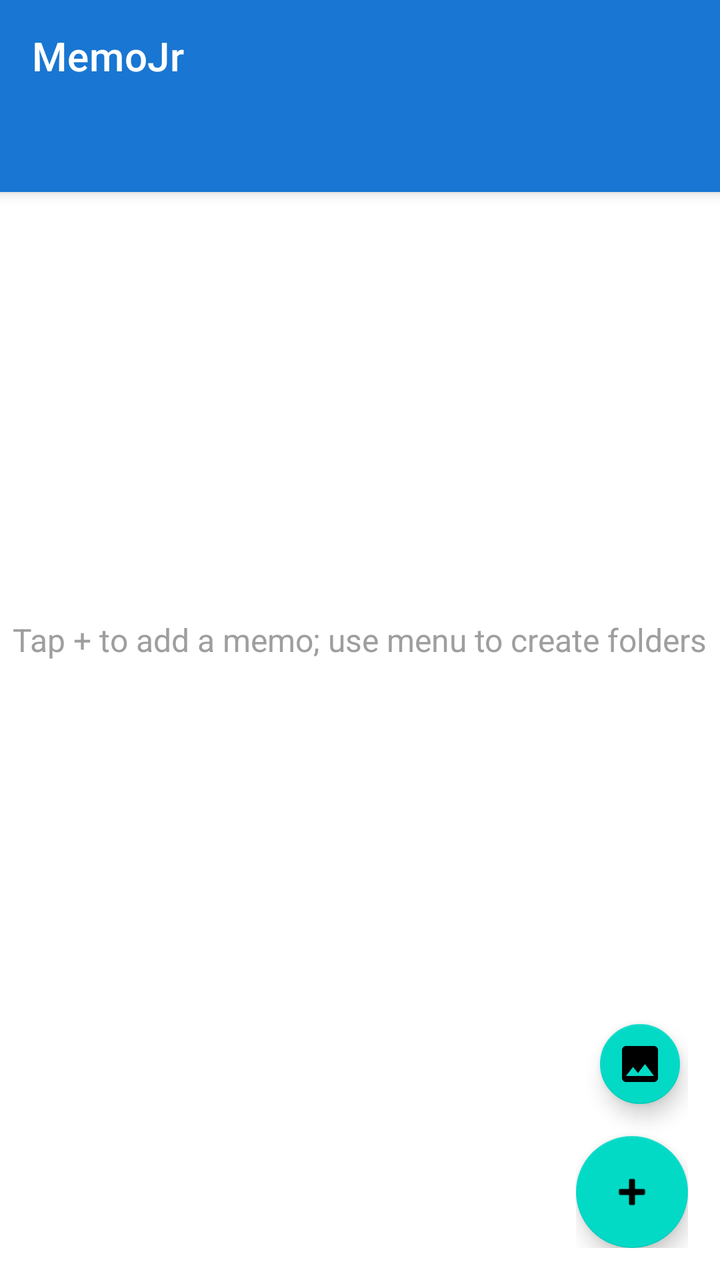
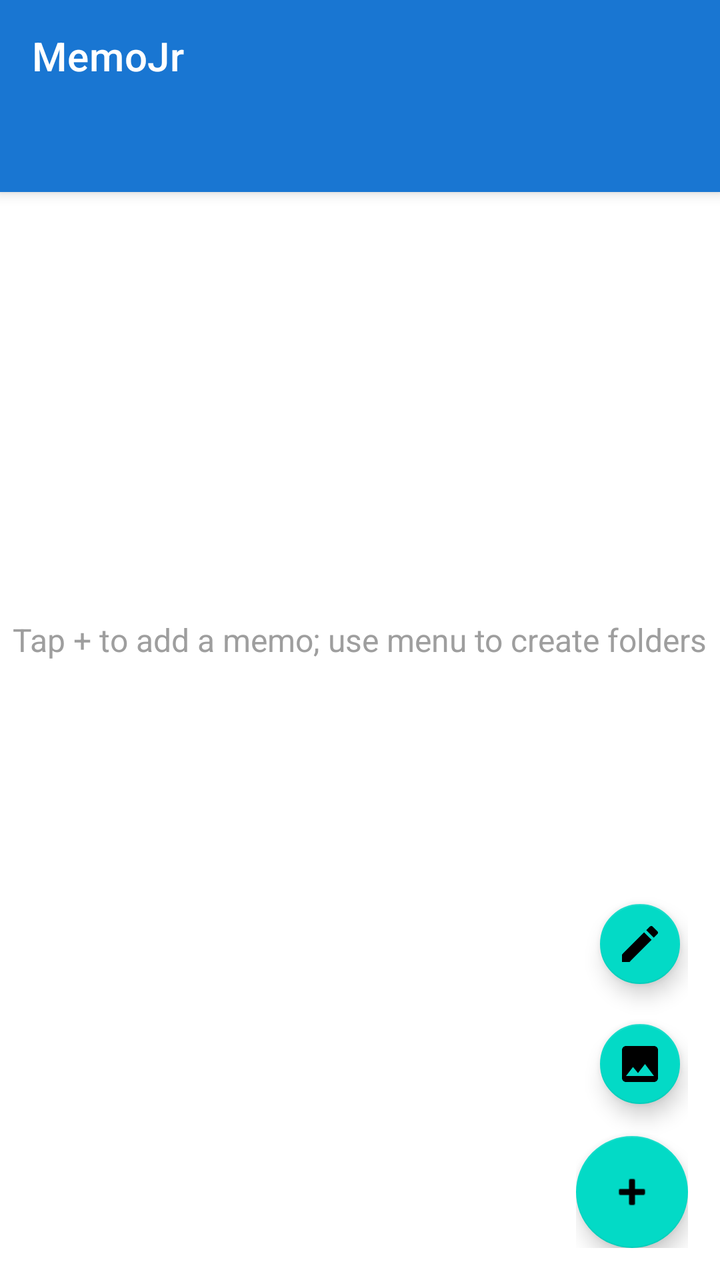

Before-and-after screenshots of an Android layout around one commit, followed by the original layout XML and the change that was made.
<!-- AndroidManifest.xml: application theme Theme.MemoJR -->
<!-- res/layout/activity_main.xml -->
<?xml version="1.0" encoding="utf-8"?>
<androidx.coordinatorlayout.widget.CoordinatorLayout
    xmlns:android="http://schemas.android.com/apk/res/android"
    xmlns:app="http://schemas.android.com/apk/res-auto"
    android:layout_width="match_parent"
    android:layout_height="match_parent"
    android:fitsSystemWindows="true">

    <com.google.android.material.appbar.AppBarLayout
        android:layout_width="match_parent"
        android:layout_height="wrap_content"
        android:fitsSystemWindows="true">

        <androidx.appcompat.widget.Toolbar
            android:id="@+id/toolbar"
            android:layout_width="match_parent"
            android:layout_height="?attr/actionBarSize"
            android:background="?attr/colorPrimary"
            android:theme="@style/ThemeOverlay.AppCompat.Dark.ActionBar"
            app:popupTheme="@style/ThemeOverlay.AppCompat.Light"
            app:title="@string/app_name" />

        <HorizontalScrollView
            android:id="@+id/breadcrumbScroll"
            android:layout_width="match_parent"
            android:layout_height="40dp"
            android:background="?attr/colorPrimary"
            android:fillViewport="true"
            android:scrollbars="none">

            <LinearLayout
                android:id="@+id/breadcrumbContainer"
                android:layout_width="wrap_content"
                android:layout_height="match_parent"
                android:orientation="horizontal"
                android:paddingStart="16dp"
                android:paddingEnd="16dp"
                android:gravity="center_vertical" />

        </HorizontalScrollView>

    </com.google.android.material.appbar.AppBarLayout>

    <androidx.recyclerview.widget.RecyclerView
        android:id="@+id/recyclerView"
        android:layout_width="match_parent"
        android:layout_height="match_parent"
        android:padding="8dp"
        android:paddingBottom="80dp"
        android:clipToPadding="false"
        app:layout_behavior="@string/appbar_scrolling_view_behavior"
        app:layoutManager="androidx.recyclerview.widget.LinearLayoutManager" />

    <TextView
        android:id="@+id/tvEmpty"
        android:layout_width="wrap_content"
        android:layout_height="wrap_content"
        android:layout_gravity="center"
        android:text="@string/empty_hint"
        android:textColor="#9E9E9E"
        android:textSize="16sp" />

    <LinearLayout
        android:layout_width="wrap_content"
        android:layout_height="wrap_content"
        android:layout_gravity="bottom|end"
        android:layout_margin="16dp"
        android:orientation="vertical"
        android:gravity="end">

        <com.google.android.material.floatingactionbutton.FloatingActionButton
            android:id="@+id/fabImage"
            android:layout_width="wrap_content"
            android:layout_height="wrap_content"
            android:layout_marginBottom="12dp"
            android:contentDescription="新規画像メモ"
            app:fabSize="mini"
            app:srcCompat="@drawable/ic_image" />

        <com.google.android.material.floatingactionbutton.FloatingActionButton
            android:id="@+id/fab"
            android:layout_width="wrap_content"
            android:layout_height="wrap_content"
            android:contentDescription="@string/new_memo"
            app:srcCompat="@android:drawable/ic_input_add" />

    </LinearLayout>

</androidx.coordinatorlayout.widget.CoordinatorLayout>
<!-- resources referenced by this layout -->
<resources>
  <!-- drawable ic_image (drawable) -->
  <?xml version="1.0" encoding="utf-8"?>
  <vector xmlns:android="http://schemas.android.com/apk/res/android"
      android:width="24dp"
      android:height="24dp"
      android:viewportWidth="24"
      android:viewportHeight="24"
      android:tint="@android:color/white">
      <path
          android:fillColor="@android:color/white"
          android:pathData="M21,19V5c0,-1.1 -0.9,-2 -2,-2H5c-1.1,0 -2,0.9 -2,2v14c0,1.1 0.9,2 2,2h14c1.1,0 2,-0.9 2,-2zM8.5,13.5l2.5,3.01L14.5,12l4.5,6H5l3.5,-4.5z" />
  </vector>
  <string name="app_name">MemoJr</string>
  <string name="empty_hint">Tap + to add a memo; use menu to create folders</string>
  <string name="new_memo">New Memo</string>
  <style name="Theme.MemoJR" parent="Theme.MaterialComponents.Light.NoActionBar">
          <item name="colorPrimary">@color/colorPrimary</item>
          <item name="colorPrimaryDark">@color/colorPrimaryDark</item>
          <item name="colorAccent">@color/colorAccent</item>
          
          <item name="android:windowOptOutEdgeToEdgeEnforcement">true</item>
      </style>
  <color name="colorPrimary">#1976D2</color>
  <color name="colorPrimaryDark">#1565C0</color>
  <color name="colorAccent">#FF9800</color>
</resources>

<!-- the commit's change to res/layout/activity_main.xml (unified diff, before → after) -->
@@ -69,11 +69,20 @@
         android:gravity="end">
 
         <com.google.android.material.floatingactionbutton.FloatingActionButton
+            android:id="@+id/fabHandwriting"
+            android:layout_width="wrap_content"
+            android:layout_height="wrap_content"
+            android:layout_marginBottom="12dp"
+            android:contentDescription="@string/new_handwriting_memo"
+            app:fabSize="mini"
+            app:srcCompat="@drawable/ic_handwriting" />
+
+        <com.google.android.material.floatingactionbutton.FloatingActionButton
             android:id="@+id/fabImage"
             android:layout_width="wrap_content"
             android:layout_height="wrap_content"
             android:layout_marginBottom="12dp"
-            android:contentDescription="新規画像メモ"
+            android:contentDescription="@string/create_image_memo"
             app:fabSize="mini"
             app:srcCompat="@drawable/ic_image" />
 
<!-- resource entries referenced after the edit -->
@@ -1,5 +1,17 @@
 <!-- resources referenced by this layout -->
 <resources>
+  <!-- drawable ic_handwriting (drawable) -->
+  <?xml version="1.0" encoding="utf-8"?>
+  <vector xmlns:android="http://schemas.android.com/apk/res/android"
+      android:width="24dp"
+      android:height="24dp"
+      android:viewportWidth="24"
+      android:viewportHeight="24"
+      android:tint="@android:color/white">
+      <path
+          android:fillColor="@android:color/white"
+          android:pathData="M3,17.25V21h3.75L17.81,9.94l-3.75,-3.75L3,17.25zM20.71,7.04c0.39,-0.39 0.39,-1.02 0,-1.41l-2.34,-2.34c-0.39,-0.39 -1.02,-0.39 -1.41,0l-1.83,1.83l3.75,3.75l1.83,-1.83z" />
+  </vector>
   <!-- drawable ic_image (drawable) -->
   <?xml version="1.0" encoding="utf-8"?>
   <vector xmlns:android="http://schemas.android.com/apk/res/android"
@@ -13,7 +25,9 @@
           android:pathData="M21,19V5c0,-1.1 -0.9,-2 -2,-2H5c-1.1,0 -2,0.9 -2,2v14c0,1.1 0.9,2 2,2h14c1.1,0 2,-0.9 2,-2zM8.5,13.5l2.5,3.01L14.5,12l4.5,6H5l3.5,-4.5z" />
   </vector>
   <string name="app_name">MemoJr</string>
+  <string name="create_image_memo">Create Image Memo</string>
   <string name="empty_hint">Tap + to add a memo; use menu to create folders</string>
+  <string name="new_handwriting_memo">New Handwriting Memo</string>
   <string name="new_memo">New Memo</string>
   <style name="Theme.MemoJR" parent="Theme.MaterialComponents.Light.NoActionBar">
           <item name="colorPrimary">@color/colorPrimary</item>
